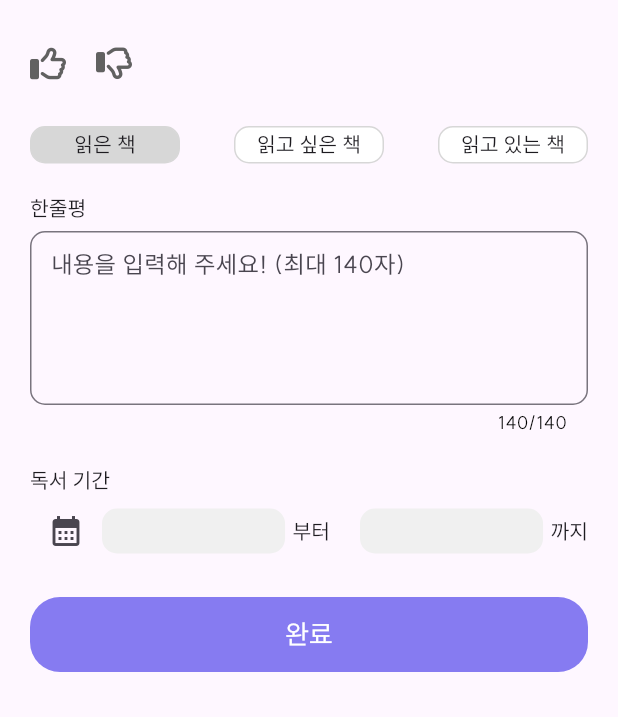
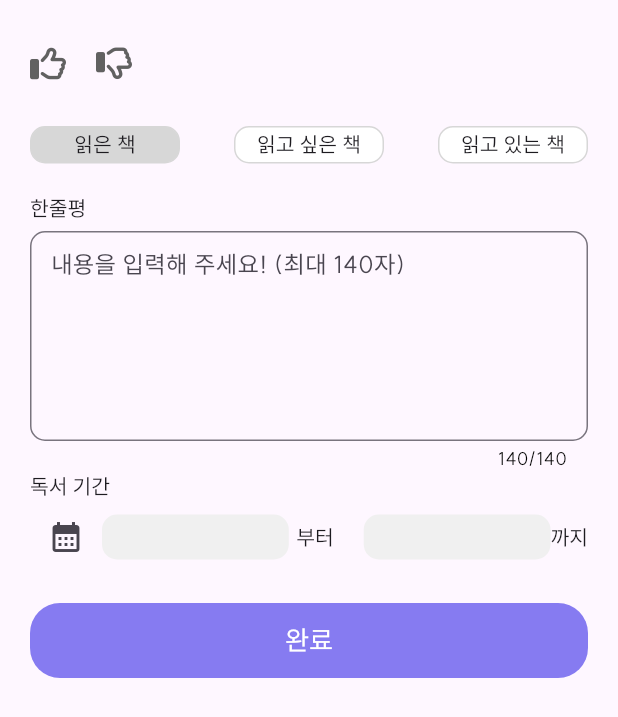
Before and after one commit to eltese-code/frontend, a Flutter app: the BookAddSheet widget shown alone on an empty page, opened directly with empty values, after a tap on the "calendar month" icon, on a phone screen of 412 x 824 dp. Shown: the top 717 px of the screen. Run offline on Flutter 3.47's test engine with Material 3 defaults, Android fonts, the light colour scheme and no system bars; our stand-ins replace dio, flutter_animate, flutter_riverpod, flutter_svg, font_awesome_flutter, get_it and 3 more; missing offline and left inert: kakao_flutter_sdk_user; generated files the repository leaves out were written again; project files that could hold a hidden picture were left out.

Commit message:
🔨 [책 등록] 버튼 애니메이션, 데이터 입력 시 프로바이더에 저장

```diff
--- /dev/null
+++ b/lib/features/book_add/presentation/animation_button.dart
@@ -0,0 +1,75 @@
+import 'package:flutter/material.dart';
+
+class AnimationButton extends StatefulWidget {
+  const AnimationButton({
+    super.key,
+    required this.child,
+    required this.onTap,
+    this.isDone = false,
+    this.upperBound = 0.1,
+  });
+
+  final Widget child;
+  final void Function() onTap;
+  final bool isDone;
+  final double upperBound;
+
+  @override
+  State<AnimationButton> createState() => _AnimationButtonState();
+}
+
+class _AnimationButtonState extends State<AnimationButton>
+    with SingleTickerProviderStateMixin {
+  late AnimationController _controller;
+
+  double _scale = 1;
+
+  @override
+  void initState() {
+    super.initState();
+    _controller = AnimationController(
+      vsync: this,
+      duration: const Duration(milliseconds: 200),
+      lowerBound: 0.0,
+      upperBound: widget.upperBound,
+    )..addListener(() {
+        setState(() {});
+      });
+  }
+
+  @override
+  void dispose() {
+    _controller.dispose();
+    super.dispose();
+  }
+
+  void _onTapDown() {
+    _controller.forward();
+  }
+
+  void _onTapUp() {
+    _controller.reverse();
+  }
+
+  @override
+  Widget build(BuildContext context) {
+    _scale = 1 + _controller.value;
+    return GestureDetector(
+      onTap: () {
+        tapAnimation();
+        widget.onTap();
+      },
+      child: Transform.scale(
+        scale: _scale,
+        child: widget.child,
+      ),
+    );
+  }
+
+  void tapAnimation() async {
+    _onTapDown();
+    await Future.delayed(const Duration(milliseconds: 200))
+        .then((_) => _onTapUp());
+    if (widget.isDone) await Future.delayed(const Duration(milliseconds: 500));
+  }
+}
--- a/lib/features/book_add/presentation/book_add_sheet.dart
+++ b/lib/features/book_add/presentation/book_add_sheet.dart
@@ -2,28 +2,48 @@ import 'package:custom_date_range_picker/custom_date_range_picker.dart';
 import 'package:flutter/material.dart';
 import 'package:flutter_riverpod/flutter_riverpod.dart';
 import 'package:font_awesome_flutter/font_awesome_flutter.dart';
+import 'package:foxaac_app/features/book_add/data/add_book_model.dart';
+import 'package:foxaac_app/features/book_add/presentation/animation_button.dart';
 import 'package:foxaac_app/features/book_search/domain/book_model.dart';
-import 'package:foxaac_app/shared/utils/logger.dart';
 import 'package:foxaac_app/shared/widget/book_state_button.dart';
 import 'package:foxaac_app/shared/widget/main_button.dart';
 import 'package:foxaac_app/styles/styles.dart';
 import 'package:intl/intl.dart';
 
-class BookAddSheet extends ConsumerWidget {
+class BookAddSheet extends ConsumerStatefulWidget {
   const BookAddSheet({
     super.key,
-    required this.book,
+    required this.bookModel,
   });
 
-  final BookModel book;
+  final BookModel bookModel;
   static final AppStyle _style = AppStyle();
 
   @override
-  Widget build(BuildContext context, WidgetRef ref) {
-    final TextEditingController controller = TextEditingController();
-    int remainingCharacters = 140;
-    final dates = ref.watch(datesProvider);
+  ConsumerState<BookAddSheet> createState() => _BookAddSheetState();
+}
+
+class _BookAddSheetState extends ConsumerState<BookAddSheet> {
+  late TextEditingController _textEditingController;
+
+  @override
+  void initState() {
+    _textEditingController = TextEditingController();
+    super.initState();
+  }
+
+  @override
+  void dispose() {
+    _textEditingController.dispose();
+    super.dispose();
+  }
+
+  @override
+  Widget build(BuildContext context) {
+    int remainingCharacters = ref.watch(_remainingCharactersProvider);
     FocusNode textFocus = FocusNode();
+
+    final book = ref.watch(_bookProvider(widget.bookModel));
 
     return Padding(
       padding: const EdgeInsets.symmetric(
@@ -32,15 +52,12 @@ class BookAddSheet extends ConsumerWidget {
       ),
       child: GestureDetector(
         behavior: HitTestBehavior.translucent,
-        onTap: () {
-          logger.d('onTap');
-          textFocus.unfocus();
-        },
+        onTap: textFocus.unfocus,
         child: Wrap(
           runSpacing: 20,
           children: [
             Text(
-              book.title,
+              book.bookTitle,
               style: const TextStyle(
                 fontSize: 24,
                 fontWeight: FontWeight.bold,
@@ -48,24 +65,24 @@ class BookAddSheet extends ConsumerWidget {
             ),
             Row(
               children: [
-                Icon(
-                  FontAwesomeIcons.thumbsUp,
-                  color: Colors.grey[700],
+                renderThumbIconButton(
+                  ref,
+                  bookModel: widget.bookModel,
+                  book: book,
                 ),
                 const SizedBox(width: 20),
-                Icon(
-                  FontAwesomeIcons.thumbsDown,
-                  color: Colors.grey[700],
+                renderThumbIconButton(
+                  ref,
+                  bookModel: widget.bookModel,
+                  book: book,
+                  isTumbDown: true,
                 ),
               ],
             ),
             const Row(
               mainAxisAlignment: MainAxisAlignment.spaceBetween,
               children: [
-                BookStateButton(
-                  text: '읽은 책',
-                  isActive: true,
-                ),
+                BookStateButton(text: '읽은 책', isActive: true),
                 BookStateButton(text: '읽고 싶은 책'),
                 BookStateButton(text: '읽고 있는 책'),
               ],
@@ -77,8 +94,8 @@ class BookAddSheet extends ConsumerWidget {
                 const SizedBox(height: 5),
                 TextField(
                   focusNode: textFocus,
-                  controller: controller,
-                  maxLines: 4,
+                  controller: _textEditingController,
+                  maxLines: 5,
                   maxLength: 140,
                   decoration: InputDecoration(
                     contentPadding: const EdgeInsets.all(10),
@@ -97,42 +114,26 @@ class BookAddSheet extends ConsumerWidget {
                           remainingCharacters < 0 ? Colors.red : Colors.black,
                     ),
                   ),
-                  onChanged: (value) {
-                    //
+                  onChanged: (_) {
+                    ref.read(_remainingCharactersProvider.notifier).update(
+                          (state) => (140 - _textEditingController.text.length),
+                        );
                   },
                 ),
-              ],
-            ),
-            Column(
-              crossAxisAlignment: CrossAxisAlignment.start,
-              children: [
                 const Text('독서 기간'),
                 Row(
                   children: [
                     IconButton(
                       onPressed: () {
-                        showCustomDateRangePicker(
+                        showDatePicker(
                           context,
-                          dismissible: true,
-                          minimumDate:
-                              DateTime.now().subtract(const Duration(days: 30)),
-                          maximumDate:
-                              DateTime.now().add(const Duration(days: 30)),
-                          endDate: DateTime.parse(
-                            dates.endDate == ''
-                                ? DateTime.now().toString()
-                                : dates.endDate,
-                          ),
-                          startDate: DateTime.parse(
-                            dates.startDate == ''
-                                ? DateTime.now().toString()
-                                : dates.startDate,
-                          ),
-                          backgroundColor: Colors.white,
-                          primaryColor: const Color.fromARGB(255, 32, 32, 32),
+                          ref,
+                          book: book,
                           onApplyClick: (start, end) {
-                            ref.read(datesProvider.notifier).update(
-                                  (state) => Dates(
+                            ref
+                                .read(_bookProvider(widget.bookModel).notifier)
+                                .update(
+                                  (state) => book.copyWith(
                                     startDate: start.toString(),
                                     endDate: end.toString(),
                                   ),
@@ -143,52 +144,29 @@ class BookAddSheet extends ConsumerWidget {
                       },
                       icon: const Icon(Icons.calendar_month),
                     ),
-                    Expanded(
-                      child: Container(
-                        height: 30,
-                        decoration: BoxDecoration(
-                          color: _style.colors.lightGrey,
-                          borderRadius: BorderRadius.circular(10),
-                        ),
-                        child: Center(
-                          child: Text(
-                            dates.startDate == ''
-                                ? ''
-                                : DateFormat('yy년 MM월 dd일').format(
-                                    DateTime.parse(dates.startDate),
-                                  ),
-                          ),
-                        ),
-                      ),
-                    ),
+                    renderDate(date: book.startDate),
                     const SizedBox(width: 5),
                     const Text('부터'),
                     const SizedBox(width: 20),
-                    Expanded(
-                      child: Container(
-                        height: 30,
-                        decoration: BoxDecoration(
-                          color: _style.colors.lightGrey,
-                          borderRadius: BorderRadius.circular(10),
-                        ),
-                        child: Center(
-                          child: Text(
-                            dates.endDate == ''
-                                ? ''
-                                : DateFormat('yy년 MM월 dd일').format(
-                                    DateTime.parse(dates.endDate),
-                                  ),
-                          ),
-                        ),
-                      ),
-                    ),
-                    const SizedBox(width: 5),
+                    renderDate(date: book.endDate),
                     const Text('까지'),
                   ],
                 ),
               ],
             ),
-            const Row(children: [MainButton(text: '완료')]),
+            AnimationButton(
+              upperBound: 0.02,
+              isDone: true,
+              onTap: () {
+                ref.read(_bookProvider(widget.bookModel).notifier).update(
+                      (state) => book.copyWith(
+                          bookComment: _textEditingController.text),
+                    );
+              },
+              child: const MainButton(
+                text: '완료',
+              ),
+            ),
           ],
         ),
       ),
@@ -196,16 +174,91 @@ class BookAddSheet extends ConsumerWidget {
   }
 }
 
-final datesProvider = StateProvider.autoDispose<Dates>(
-  (ref) => Dates(startDate: '', endDate: ''),
+renderThumbIconButton(
+  WidgetRef ref, {
+  required BookModel bookModel,
+  required AddBookModel book,
+  bool isTumbDown = false,
+}) {
+  BookPreference bookPreference =
+      isTumbDown ? BookPreference.DISLIKE : BookPreference.PREFER;
+
+  return AnimationButton(
+    onTap: () {
+      ref.read(_bookProvider(bookModel).notifier).update(
+            (state) => book.copyWith(
+              bookPreference: bookPreference,
+            ),
+          );
+    },
+    child: Icon(
+      isTumbDown ? FontAwesomeIcons.thumbsDown : FontAwesomeIcons.thumbsUp,
+      color: book.bookPreference == bookPreference
+          ? BookAddSheet._style.colors.primaryColor
+          : Colors.grey[700],
+    ),
+  );
+}
+
+void showDatePicker(
+  BuildContext context,
+  WidgetRef ref, {
+  required AddBookModel book,
+  required dynamic Function(DateTime, DateTime) onApplyClick,
+  required dynamic Function() onCancelClick,
+}) {
+  showCustomDateRangePicker(
+    context,
+    dismissible: true,
+    minimumDate: DateTime.now().subtract(const Duration(days: 30)),
+    maximumDate: DateTime.now().add(const Duration(days: 30)),
+    endDate: DateTime.parse(
+      book.endDate == '' ? DateTime.now().toString() : book.endDate,
+    ),
+    startDate: DateTime.parse(
+      book.startDate == '' ? DateTime.now().toString() : book.startDate,
+    ),
+    backgroundColor: Colors.white,
+    primaryColor: const Color.fromARGB(255, 32, 32, 32),
+    onApplyClick: onApplyClick,
+    onCancelClick: onCancelClick,
+  );
+}
+
+renderDate({
+  required String date,
+}) {
+  return Expanded(
+    child: Container(
+      height: 30,
+      decoration: BoxDecoration(
+        color: BookAddSheet._style.colors.lightGrey,
+        borderRadius: BorderRadius.circular(10),
+      ),
+      child: Center(
+        child: Text(
+          date == ''
+              ? ''
+              : DateFormat('yy년 MM월 dd일').format(
+                  DateTime.parse(date),
+                ),
+        ),
+      ),
+    ),
+  );
+}
+
+final _bookProvider = StateProvider.family.autoDispose<AddBookModel, BookModel>(
+  (ref, data) {
+    return AddBookModel(
+      bookTitle: data.title,
+      bookAuthor: data.author,
+      bookPreference: BookPreference.INITIAL,
+      bookComment: '',
+      startDate: '',
+      endDate: '',
+    );
+  },
 );
 
-class Dates {
-  final String startDate;
-  final String endDate;
-
-  Dates({
-    required this.startDate,
-    required this.endDate,
-  });
-}
+final _remainingCharactersProvider = StateProvider.autoDispose((ref) => 140);
--- a/lib/features/book_detail/presentation/book_detail_screen.dart
+++ b/lib/features/book_detail/presentation/book_detail_screen.dart
@@ -30,8 +30,8 @@ class BookDetailScreen extends ConsumerWidget {
               borderRadius: BorderRadius.vertical(top: Radius.circular(30)),
             ),
             context: context,
-            builder: (context) {
-              return BookAddSheet(book: book);
+            builder: (_) {
+              return BookAddSheet(bookModel: book);
             },
           );
         },
--- a/lib/routes/router.dart
+++ b/lib/routes/router.dart
@@ -19,7 +19,7 @@ class ScreenPaths {
 }
 
 final appRouter = GoRouter(
-  initialLocation: ScreenPaths.signIn,
+  initialLocation: ScreenPaths.home,
   routes: [
     StatefulShellRoute.indexedStack(
       builder: (context, router, navigator) {
--- a/lib/shared/widget/main_button.dart
+++ b/lib/shared/widget/main_button.dart
@@ -15,21 +15,18 @@ class MainButton extends StatelessWidget {
 
   @override
   Widget build(BuildContext context) {
-    return Expanded(
-      child: SizedBox(
-        height: 50,
-        child: ElevatedButton(
-          style: ElevatedButton.styleFrom(
-            elevation: 0,
-            shape: const RoundedRectangleBorder(
-              borderRadius: BorderRadius.all(
+    return Row(
+      children: [
+        Expanded(
+          child: Container(
+            decoration: BoxDecoration(
+              color: _style.colors.primaryColor,
+              borderRadius: const BorderRadius.all(
                 Radius.circular(20),
               ),
             ),
-            backgroundColor:
-                isCancle ? const Color(0xffD9D9D9) : _style.colors.primaryColor,
-          ),
-          onPressed: () {},
+            height: 50,
+            child: Center(
               child: Text(
                 text,
                 style: TextStyle(
@@ -40,6 +37,8 @@ class MainButton extends StatelessWidget {
               ),
             ),
           ),
+        ),
+      ],
     );
   }
 }
```
Also changed, not shown: lib/features/book_add/data/add_book_model.dart (added, +56 -0 lines), lib/features/book_add/provider/book_add_provider.dart (added). Lines whose indentation alone changed are shown as unchanged.
